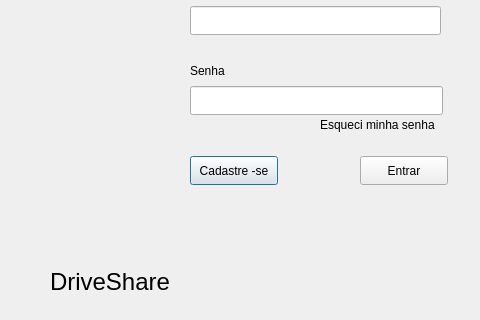
First picture: the form in GUIs/DriveShare-Login.ui, repository barretoMarcosPaulo/DriveShare, before the edit; both pictures show x 0 to 480 and y 174 to 494 of the 629 by 494 pixel window.
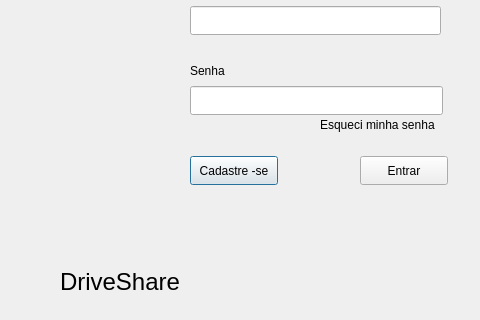
Second picture: the form after the edit. Icons and pictures are not drawn.

```diff
--- a/GUIs/DriveShare-Login.ui
+++ b/GUIs/DriveShare-Login.ui
@@ -71,7 +71,7 @@
   <widget class="QLabel" name="label">
    <property name="geometry">
     <rect>
-     <x>50</x>
+     <x>60</x>
      <y>430</y>
      <width>251</width>
      <height>51</height>
```
Left out of the diff: 8 changed lines with no effect on the pictures.
